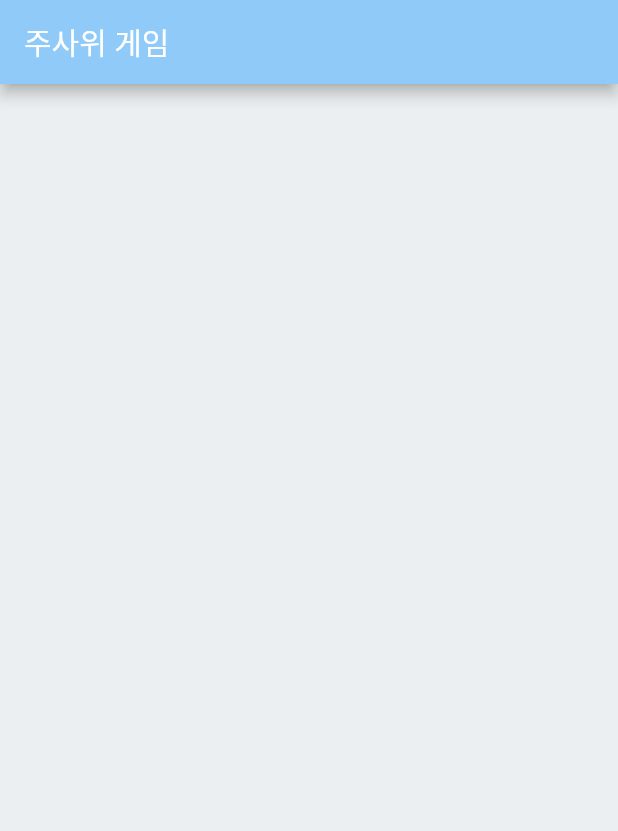
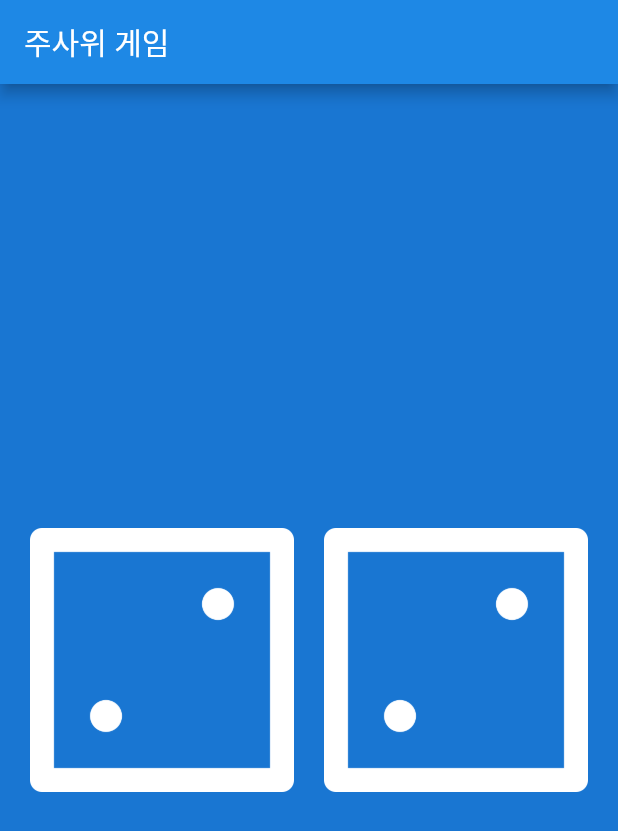
Before and after one commit to C17AN/i-love-flutter, a Flutter app: the screen it shows after launch, on a phone screen of 412 x 824 dp. Shown: the top 831 px of the screen. Run offline on Flutter 3.47's test engine with Material 2 defaults, Android fonts, the phone set to English and light mode, and no system bars.

Commit message:
chore: ui preview 설정

```diff
--- a/dicee-flutter-master/lib/main.dart
+++ b/dicee-flutter-master/lib/main.dart
@@ -5,10 +5,10 @@ void main() {
     MaterialApp(
       debugShowCheckedModeBanner: false,
       home: Scaffold(
-        backgroundColor: Colors.blueGrey[50],
+        backgroundColor: Colors.blue[700],
         appBar: AppBar(
           title: Text('주사위 게임'),
-          backgroundColor: Colors.blue[200],
+          backgroundColor: Colors.blue[600],
         ),
         body: DicePage(),
       ),
@@ -19,6 +19,31 @@ void main() {
 class DicePage extends StatelessWidget {
   @override
   Widget build(BuildContext context) {
-    return Container();
+    return Center(
+      child: Container(
+        padding: EdgeInsets.all(20),
+        child: Row(
+          children: <Widget>[
+            // Image.asset('images/dice1.png'),
+            Expanded(
+              // Image.asset은 내부적으로 AssetImage ImageProvider를 사용하는 방식을 간결하게 지원하는 위젯이다.
+              child: Image.asset("images/dice2.png"),
+              // child: Image(
+              //   image: AssetImage('images/dice2.png'),
+              // ),
+            ),
+            SizedBox(
+              height: 20,
+              width: 20,
+            ),
+            Expanded(
+              child: Image(
+                image: AssetImage('images/dice2.png'),
+              ),
+            ),
+          ],
+        ),
+      ),
+    );
   }
 }
```
